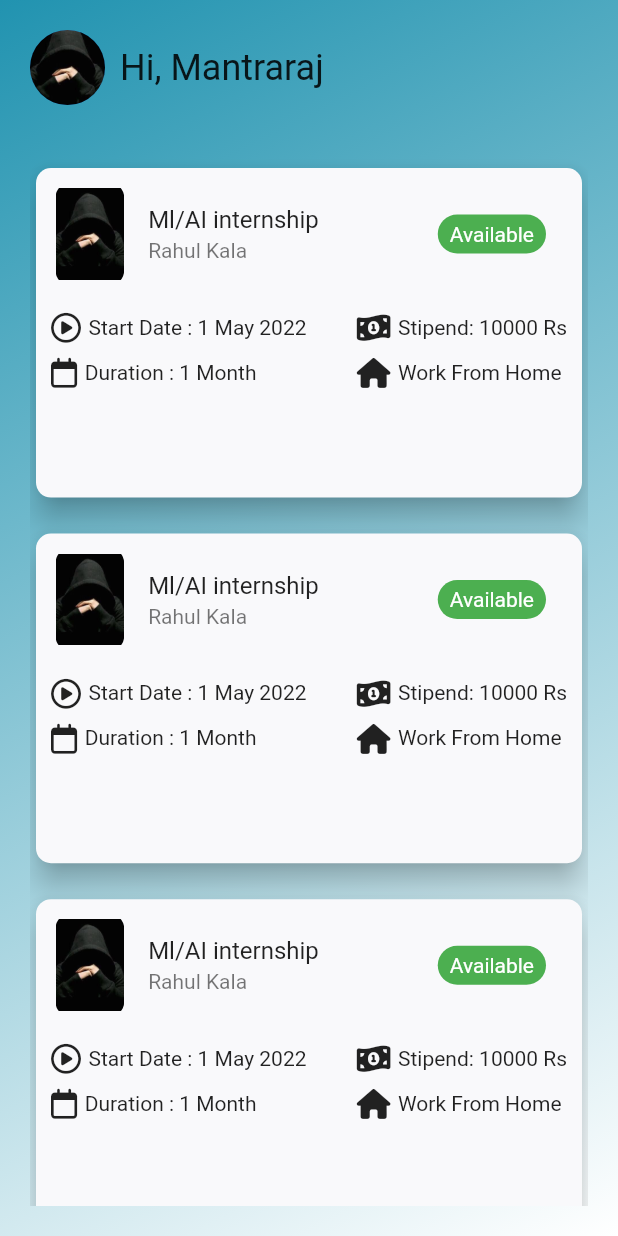
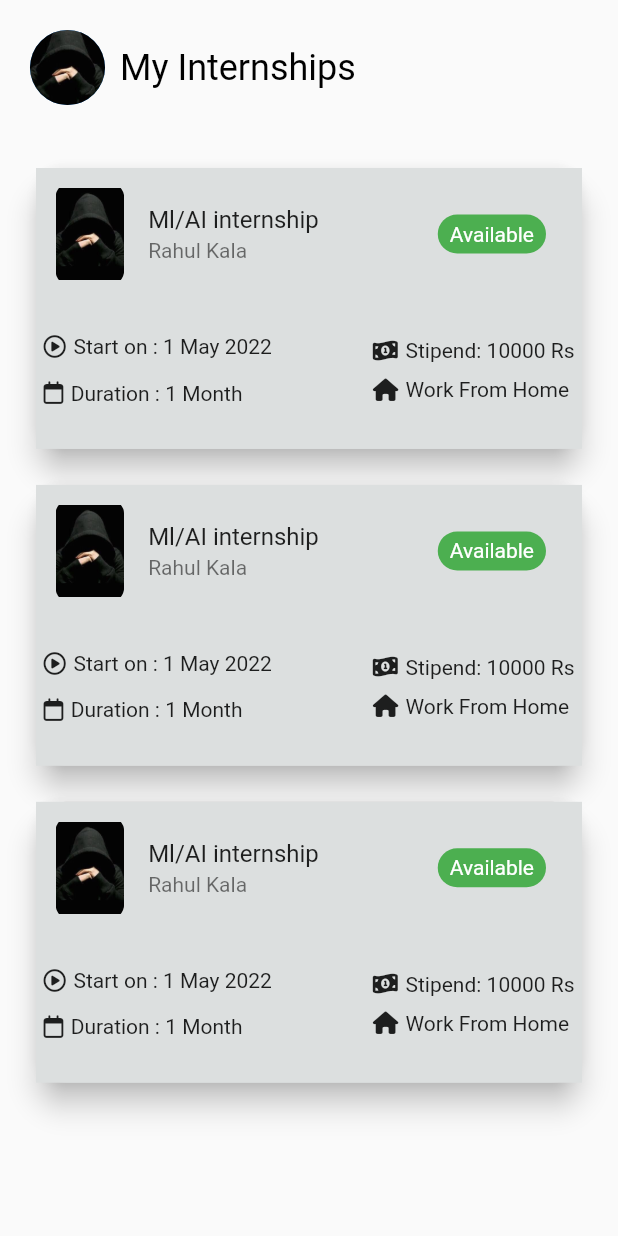
Before and after one commit to Mantraraj8472/Internship-management, a Flutter app: the screen it shows after launch, on a phone screen of 412 x 824 dp. Run offline on Flutter 3.47's test engine with Material 2 defaults, Android fonts, the phone set to English and light mode, and no system bars; our stand-ins replace font_awesome_flutter.

Commit message:
made changes

```diff
--- a/lib/main.dart
+++ b/lib/main.dart
@@ -1,5 +1,6 @@
 import 'package:flutter/material.dart';
 import 'my_card.dart';
+import 'students_status.dart';
 
 void main() {
   runApp(const MyApp());
@@ -11,8 +12,8 @@ class MyApp extends StatelessWidget {
   // This widget is the root of your application.
   @override
   Widget build(BuildContext context) {
-    return MaterialApp(
-      home: HomePage(),
+    return const MaterialApp(
+      home: Students_status(),
     );
   }
 }
@@ -30,22 +31,23 @@ class _HomePageState extends State<HomePage> {
     return SafeArea(
         child: Scaffold(
       body: Container(
-        decoration: BoxDecoration(
-            gradient: LinearGradient(
-                begin: Alignment.topLeft,
-                end: Alignment.bottomRight,
-                colors: [
-              Color(0xFF2193b0),
-              //Colors.white,
-              Colors.white
-            ])),
+        // color: const Color(0xff090D22),
+        // decoration: const BoxDecoration(
+        //     gradient: LinearGradient(
+        //         begin: Alignment.topLeft,
+        //         end: Alignment.bottomRight,
+        //         colors: [
+        //       Color(0xFF2193b0),
+        //       //Colors.white,
+        //       Colors.white
+        //     ])),
         child: Padding(
           padding: const EdgeInsets.all(20.0),
           child: Column(
             //crossAxisAlignment: CrossAxisAlignment.start,
             children: [
               Row(
-                children: [
+                children: const [
                   CircleAvatar(
                     backgroundImage: AssetImage("images/img.jpg"),
                     radius: 25,
@@ -55,11 +57,11 @@ class _HomePageState extends State<HomePage> {
                   ),
                   Text(
                     "Hi, Mantraraj",
-                    style: TextStyle(fontSize: 24),
+                    style: TextStyle(fontSize: 24, color: Colors.black),
                   ),
                 ],
               ),
-              SizedBox(
+              const SizedBox(
                 height: 30,
               ),
               Expanded(
@@ -69,10 +71,10 @@ class _HomePageState extends State<HomePage> {
                     MyCard(),
                     MyCard(),
                     MyCard(),
+                    MyCard(),
                   ],
                 ),
               ),
-
             ],
           ),
         ),
--- a/lib/my_card.dart
+++ b/lib/my_card.dart
@@ -9,19 +9,22 @@ class MyCard extends StatelessWidget {
       child: Padding(
         padding: const EdgeInsets.symmetric(vertical: 8),
         child: Card(
-          shape: RoundedRectangleBorder(borderRadius: BorderRadius.circular(10)),
-          color: Color(0xFFf9f9fb),
+          shape: RoundedRectangleBorder(
+            borderRadius: BorderRadius.circular(20),
+          ),
+          color: const Color(0xFFD0D0D0),
           elevation: 8,
           child: Container(
-            height: MediaQuery.of(context).size.height / 3.75,
-            //width: MediaQuery.of(context).size.width / 1.2,
+            color: Color(0xffDCDFDF),
+            height: MediaQuery.of(context).size.height / 4.4,
+            // width: MediaQuery.of(context).size.width / 2.5,
             child: Column(
               children: [
                 Padding(
                   padding: const EdgeInsets.all(8.0),
                   child: Row(
                     children: [
-                      SizedBox(
+                      const SizedBox(
                         width: 5,
                       ),
                       ClipRRect(
@@ -30,7 +33,7 @@ class MyCard extends StatelessWidget {
                         child: Image(
                           height: MediaQuery.of(context).size.height / 12,
                           width: MediaQuery.of(context).size.width / 9,
-                          image: AssetImage("images/img.jpg"),
+                          image: const AssetImage("images/img.jpg"),
                         ),
                       ),
                       // SizedBox(
@@ -38,42 +41,61 @@ class MyCard extends StatelessWidget {
                       // ),
                       Expanded(
                         child: ListTile(
-                          title: Text("Ml/AI internship"),
-                          subtitle: Text("Rahul Kala"),
+                          title: const Text("Ml/AI internship"),
+                          subtitle: const Text("Rahul Kala"),
                           trailing: Container(
                               decoration: BoxDecoration(
                                   borderRadius: BorderRadius.circular(30),
-                                  color: Colors.green
-                              ),
-                              child: Padding(
-                                padding: const EdgeInsets.symmetric(horizontal: 8,vertical: 5),
-                                child: Text("Available",style: TextStyle(color: Colors.white),),
+                                  color: Colors.green),
+                              child: const Padding(
+                                padding: EdgeInsets.symmetric(
+                                    horizontal: 8, vertical: 5),
+                                child: Text(
+                                  "Available",
+                                  style: TextStyle(color: Colors.white),
+                                ),
                               )),
                         ),
                       ),
                     ],
                   ),
                 ),
+                SizedBox(
+                  height: 15,
+                ),
                 Row(
                   mainAxisAlignment: MainAxisAlignment.spaceBetween,
                   children: [
                     Padding(
-                      padding: const EdgeInsets.symmetric(horizontal: 10,vertical: 8),
+                      padding: const EdgeInsets.symmetric(
+                          horizontal: 5, vertical: 8),
                       child: Column(
                         crossAxisAlignment: CrossAxisAlignment.start,
                         children: [
                           Row(
-                            children: [
-                              FaIcon(FontAwesomeIcons.circlePlay,size: 20,),
-                              SizedBox(width: 5,),
-                              Text("Start Date : 1 May 2022"),
+                            children: const [
+                              FaIcon(
+                                FontAwesomeIcons.circlePlay,
+                                size: 15,
+                              ),
+                              SizedBox(
+                                width: 5,
+                              ),
+                              Text("Start on : 1 May 2022"),
                             ],
                           ),
-                          SizedBox(height: 10,),
+                          const SizedBox(
+                            height: 15,
+                          ),
                           Row(
-                            children: [
-                              FaIcon(FontAwesomeIcons.calendar,size: 20,),
-                              SizedBox(width: 5,),
+                            children: const [
+                              FaIcon(
+                                FontAwesomeIcons.calendar,
+                                size: 15,
+                              ),
+                              SizedBox(
+                                width: 5,
+                              ),
                               Text("Duration : 1 Month"),
                             ],
                           )
@@ -81,22 +103,35 @@ class MyCard extends StatelessWidget {
                       ),
                     ),
                     Padding(
-                      padding: const EdgeInsets.symmetric(horizontal: 10,vertical: 8),
+                      padding: const EdgeInsets.symmetric(
+                          horizontal: 5, vertical: 8),
                       child: Column(
                         crossAxisAlignment: CrossAxisAlignment.start,
                         children: [
                           Row(
-                            children: [
-                              FaIcon(FontAwesomeIcons.moneyBill1Wave,size: 20,),
-                              SizedBox(width: 5,),
+                            children: const [
+                              FaIcon(
+                                FontAwesomeIcons.moneyBill1Wave,
+                                size: 15,
+                              ),
+                              SizedBox(
+                                width: 5,
+                              ),
                               Text("Stipend: 10000 Rs"),
                             ],
                           ),
-                          SizedBox(height: 10,),
+                          const SizedBox(
+                            height: 10,
+                          ),
                           Row(
-                            children: [
-                              FaIcon(FontAwesomeIcons.house,size: 20,),
-                              SizedBox(width: 5,),
+                            children: const [
+                              FaIcon(
+                                FontAwesomeIcons.house,
+                                size: 15,
+                              ),
+                              SizedBox(
+                                width: 5,
+                              ),
                               Text("Work From Home"),
                             ],
                           )
--- /dev/null
+++ b/lib/students_status.dart
@@ -0,0 +1,50 @@
+import 'package:flutter/material.dart';
+import 'my_card.dart';
+
+class Students_status extends StatelessWidget {
+  const Students_status({Key? key}) : super(key: key);
+
+  @override
+  Widget build(BuildContext context) {
+    return Scaffold(
+      body: SafeArea(
+        child: Container(
+          child: Padding(
+            padding: const EdgeInsets.all(20.0),
+            child: Column(
+              children: [
+                Row(
+                  children: const [
+                    CircleAvatar(
+                      backgroundImage: AssetImage('images/img.jpg'),
+                      radius: 25,
+                    ),
+                    SizedBox(
+                      width: 10,
+                    ),
+                    Text(
+                      'My Internships',
+                      style: TextStyle(fontSize: 24, color: Colors.black),
+                    ),
+                  ],
+                ),
+                const SizedBox(
+                  height: 30,
+                ),
+                Expanded(
+                  child: ListView(
+                    children: [
+                      MyCard(),
+                      MyCard(),
+                      MyCard(),
+                    ],
+                  ),
+                ),
+              ],
+            ),
+          ),
+        ),
+      ),
+    );
+  }
+}
--- a/pubspec.yaml
+++ b/pubspec.yaml
@@ -18,7 +18,7 @@ publish_to: 'none' # Remove this line if you wish to publish to pub.dev
 version: 1.0.0+1
 
 environment:
-  sdk: ">=2.16.2 <3.0.0"
+  sdk: ">=2.15.1 <3.0.0"
 
 # Dependencies specify other packages that your package needs in order to work.
 # To automatically upgrade your package dependencies to the latest versions
```
Also changed, not shown: pubspec.lock.
